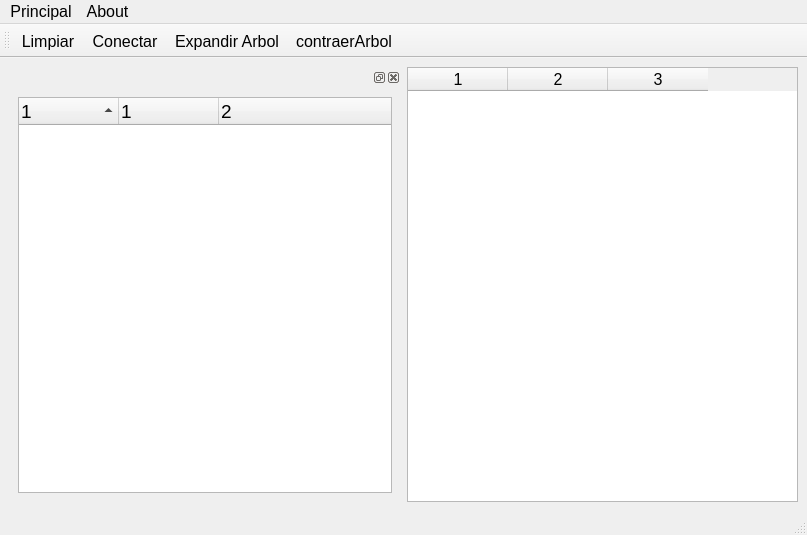
eboladev/Bulmages-1, file bulmages/scripts/depurator/principal.ui: the form before one commit.
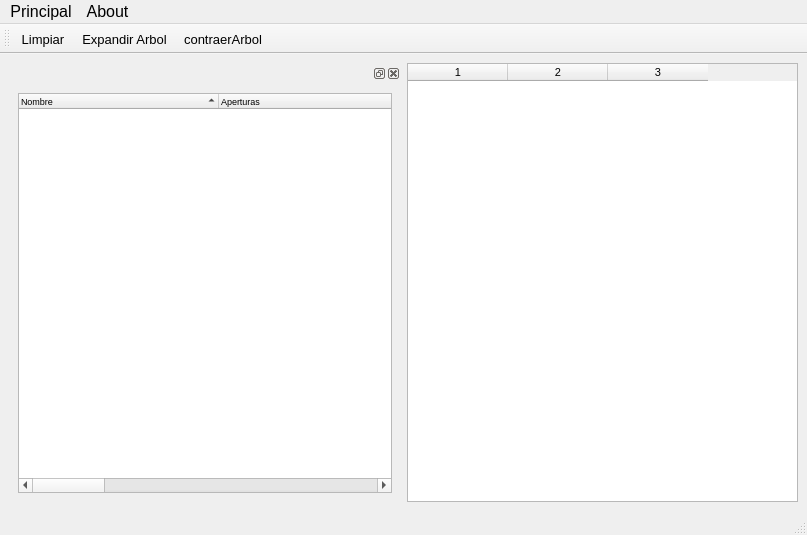
The form after the commit.

```diff
--- a/bulmages/scripts/depurator/principal.ui
+++ b/bulmages/scripts/depurator/principal.ui
@@ -17,29 +17,29 @@
   <property name="windowTitle" >
    <string>MainWindow</string>
   </property>
-  <widget class="QWidget" name="centralwidget" >
-   <layout class="QHBoxLayout" >
-    <property name="margin" >
-     <number>9</number>
-    </property>
-    <property name="spacing" >
+  <widget class="QWidget" name="centralwidget">
+   <layout class="QHBoxLayout">
+    <property name="spacing">
      <number>6</number>
     </property>
+    <property name="margin">
+     <number>9</number>
+    </property>
     <item>
-     <widget class="QDockWidget" name="dockWidget" >
-      <widget class="QWidget" name="dockWidgetContents" >
-       <layout class="QVBoxLayout" >
-        <property name="margin" >
-         <number>9</number>
-        </property>
-        <property name="spacing" >
+     <widget class="QDockWidget" name="dockWidget">
+      <widget class="QWidget" name="dockWidgetContents">
+       <layout class="QVBoxLayout">
+        <property name="spacing">
          <number>6</number>
         </property>
+        <property name="margin">
+         <number>9</number>
+        </property>
         <item>
-         <widget class="QTreeWidget" name="tree" >
-          <property name="font" >
+         <widget class="QTreeWidget" name="tree">
+          <property name="font">
            <font>
-            <pointsize>14</pointsize>
+            <pointsize>7</pointsize>
            </font>
           </property>
           <property name="alternatingRowColors" >
@@ -48,22 +48,55 @@
           <property name="sortingEnabled" >
            <bool>true</bool>
           </property>
-          <property name="columnCount" >
-           <number>3</number>
+          <property name="columnCount">
+           <number>9</number>
           </property>
+          <attribute name="headerDefaultSectionSize">
+           <number>200</number>
+          </attribute>
           <column>
-           <property name="text" >
-            <string>1</string>
+           <property name="text">
+            <string>Nombre</string>
            </property>
           </column>
           <column>
-           <property name="text" >
-            <string>1</string>
+           <property name="text">
+            <string>Aperturas</string>
            </property>
           </column>
           <column>
-           <property name="text" >
-            <string>2</string>
+           <property name="text">
+            <string>Cierres</string>
+           </property>
+          </column>
+          <column>
+           <property name="text">
+            <string>Tiempo Total</string>
+           </property>
+          </column>
+          <column>
+           <property name="text">
+            <string>Intervalo Maximo</string>
+           </property>
+          </column>
+          <column>
+           <property name="text">
+            <string>Intervalo Minimo</string>
+           </property>
+          </column>
+          <column>
+           <property name="text">
+            <string>Subllamadas Media</string>
+           </property>
+          </column>
+          <column>
+           <property name="text">
+            <string>Subllamadas Maximo</string>
+           </property>
+          </column>
+          <column>
+           <property name="text">
+            <string>Subllamadas Minimo</string>
            </property>
           </column>
          </widget>
@@ -73,8 +106,13 @@
      </widget>
     </item>
     <item>
-     <widget class="QTableWidget" name="table" >
-      <property name="alternatingRowColors" >
+     <widget class="QTableWidget" name="table">
+      <property name="font">
+       <font>
+        <pointsize>8</pointsize>
+       </font>
+      </property>
+      <property name="alternatingRowColors">
        <bool>true</bool>
       </property>
       <property name="selectionMode" >
@@ -117,18 +155,25 @@
    <addaction name="menuPrincipal" />
    <addaction name="menuAbout" />
   </widget>
-  <widget class="QStatusBar" name="statusbar" />
-  <widget class="QToolBar" name="toolBar" >
-   <property name="orientation" >
+  <widget class="QStatusBar" name="statusbar"/>
+  <widget class="QToolBar" name="toolBar">
+   <property name="font">
+    <font>
+     <pointsize>10</pointsize>
+    </font>
+   </property>
+   <property name="orientation">
     <enum>Qt::Horizontal</enum>
    </property>
-   <attribute name="toolBarArea" >
-    <number>4</number>
+   <attribute name="toolBarArea">
+    <enum>TopToolBarArea</enum>
    </attribute>
-   <addaction name="mui_clear" />
-   <addaction name="mui_conectar" />
-   <addaction name="mui_expandtree" />
-   <addaction name="mui_collapseTree" />
+   <attribute name="toolBarBreak">
+    <bool>false</bool>
+   </attribute>
+   <addaction name="mui_clear"/>
+   <addaction name="mui_expandtree"/>
+   <addaction name="mui_collapseTree"/>
   </widget>
   <action name="mui_about" >
    <property name="text" >
```
Left out of the diff: 88 changed lines with no effect on the pictures.
